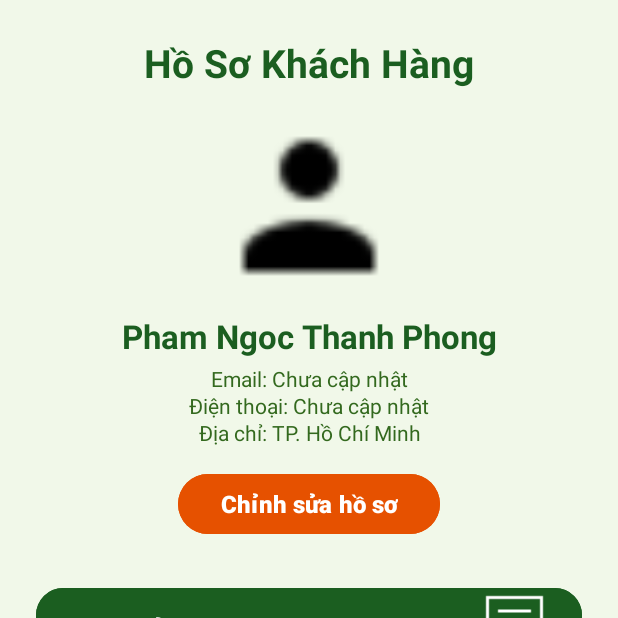
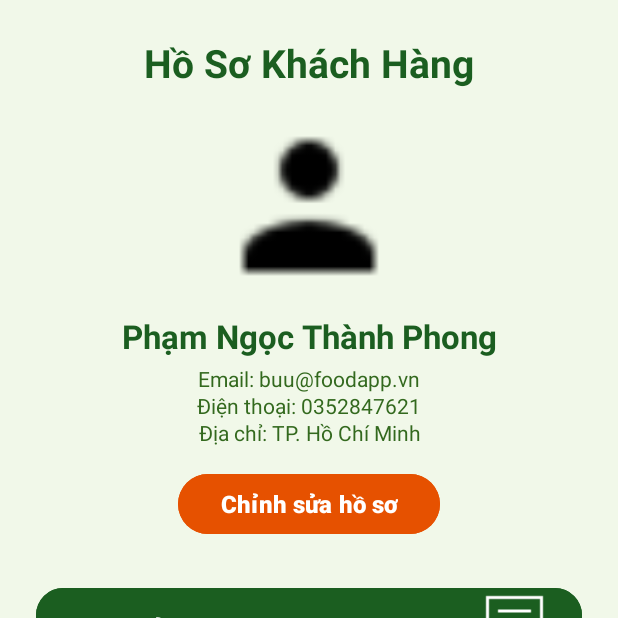
Before and after one commit to Thanhphongpham123/lltmobile-app-trai-cay, an Android app: the profile_activity screen opened directly, with no data from a screen before it, on a phone screen of 412 x 824 dp, the top half of it. Run offline under Robolectric (Android 15) with nearby library versions, the phone set to English and light mode, and no system bars; pictures from the network do not load.

Commit message:
Update profile_activity.java

```diff
--- a/app/src/main/java/com/example/foodappproject/profile_activity.java
+++ b/app/src/main/java/com/example/foodappproject/profile_activity.java
@@ -80,9 +80,6 @@ public class profile_activity extends AppCompatActivity {
     }
 
     private void loadUserProfile() {
-        SharedPreferences prefs = getSharedPreferences(PREFS_NAME, MODE_PRIVATE);
-        String name = prefs.getString(KEY_NAME, "Pham Ngoc Thanh Phong");
-        String address = prefs.getString(KEY_ADDRESS, "TP. Hồ Chí Minh");
         SharedPreferences prefs = FoodDataManager.currentProfile(this);
         String name = prefs.getString(KEY_NAME, DEFAULT_NAME);
         String address = prefs.getString(KEY_ADDRESS, "");
```
